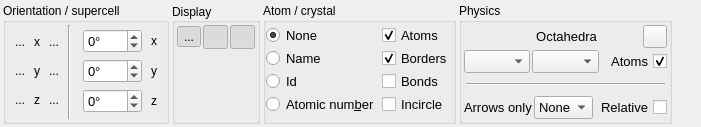
piti-diablotin/qAgate, file tabs/visuals.ui: the form before one commit.
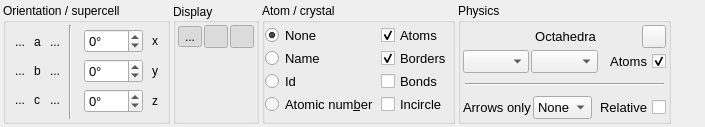
The form after the commit. Icons and pictures are not drawn.

Commit message: Set all icons to the same time ? Fix a translation Fix stress for HistDataMD

What changed in the file:
```diff
--- a/tabs/visuals.ui
+++ b/tabs/visuals.ui
@@ -6,7 +6,7 @@
    <rect>
     <x>0</x>
     <y>0</y>
-    <width>701</width>
+    <width>705</width>
     <height>127</height>
    </rect>
   </property>
@@ -89,7 +89,7 @@
          <item row="0" column="1">
           <widget class="QLabel" name="xLabel">
            <property name="text">
-            <string notr="true">x</string>
+            <string notr="true">a</string>
            </property>
           </widget>
          </item>
@@ -174,7 +174,7 @@
          <item row="1" column="1">
           <widget class="QLabel" name="yLabel">
            <property name="text">
-            <string notr="true">y</string>
+            <string notr="true">b</string>
            </property>
           </widget>
          </item>
@@ -259,7 +259,7 @@
          <item row="2" column="1">
           <widget class="QLabel" name="zLabel">
            <property name="text">
-            <string notr="true">z</string>
+            <string notr="true">c</string>
            </property>
           </widget>
          </item>
@@ -546,12 +546,6 @@
          <iconset resource="../qagate/qagate.qrc">
           <normaloff>:/visuals/icons/axis.svg</normaloff>:/visuals/icons/axis.svg</iconset>
         </property>
-        <property name="iconSize">
-         <size>
-          <width>17</width>
-          <height>17</height>
-         </size>
-        </property>
         <property name="shortcut">
          <string notr="true"/>
         </property>
@@ -584,12 +578,6 @@
          <iconset resource="../qagate/qagate.qrc">
           <normaloff>:/visuals/icons/time.svg</normaloff>:/visuals/icons/time.svg</iconset>
         </property>
-        <property name="iconSize">
-         <size>
-          <width>17</width>
-          <height>17</height>
-         </size>
-        </property>
         <property name="shortcut">
          <string notr="true"/>
         </property>
@@ -626,13 +614,7 @@
         </property>
         <property name="icon">
          <iconset resource="../qagate/qagate.qrc">
-          <normaloff>:/visuals/icons/angles.svg</normaloff>:/visuals/icons/angles.svg</iconset>
-        </property>
-        <property name="iconSize">
-         <size>
-          <width>17</width>
-          <height>17</height>
-         </size>
+          <normaloff>:/visuals/icons/camangles.svg</normaloff>:/visuals/icons/camangles.svg</iconset>
         </property>
         <property name="shortcut">
          <string notr="true">A</string>
```
Left out of the diff: 4 changed lines with no effect on the pictures. The commit also changes 7 other files.
